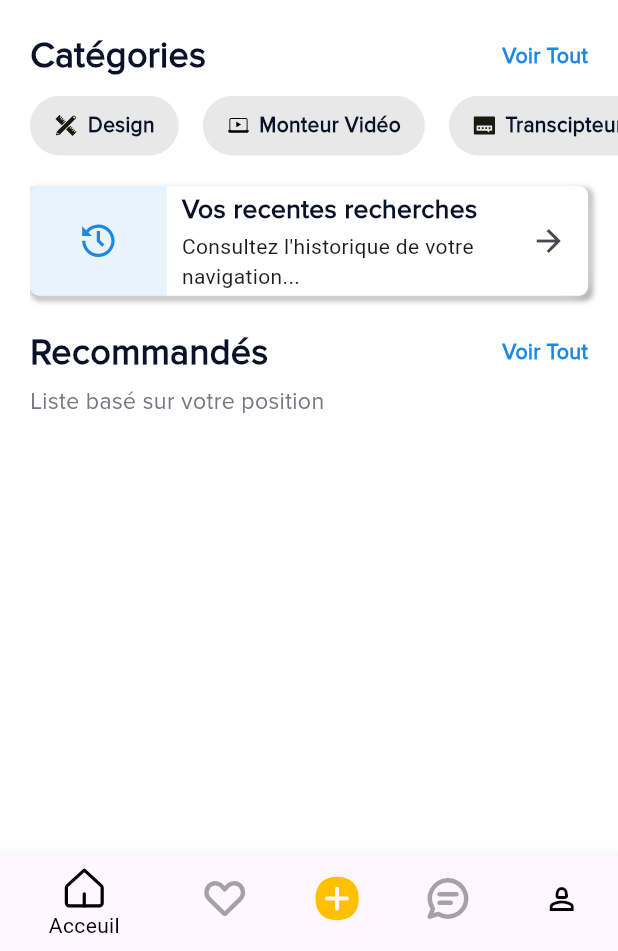
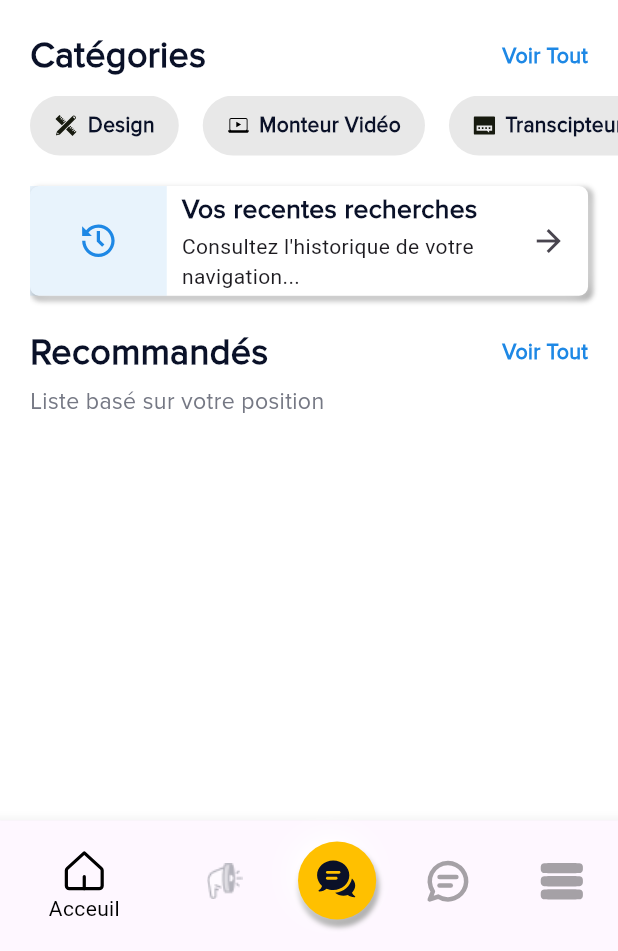
Before and after one commit to Hublot-Tech/hublot-app, a Flutter app: the HomeScrenns screen opened by its route, on a phone screen of 412 x 824 dp, the part 285-1236 px from its top. Run offline on Flutter 3.47's test engine with Material 3 defaults, Android fonts, the phone set to English and light mode, and no system bars; our stand-ins replace bloc, carousel_slider, equatable, flutter_bloc, flutter_secure_storage, flutter_svg and 2 more; missing offline and left inert: otp_input_editor; accounts and stored records are empty; network calls fail; project files that could hold a hidden picture were left out.

Commit message:
feature(ommande)

```diff
--- a/app/lib/configuration.dart
+++ b/app/lib/configuration.dart
@@ -10,7 +10,10 @@ const ktransparentColor = Color.fromRGBO(217, 217, 217, 1);
 const kgreenColor = Color.fromRGBO(51, 196, 129, 1);
 const kredColor = Color.fromRGBO(229, 57, 53, 1);
 const kcolorBoxService = Color.fromRGBO(10, 17, 40, 0.1);
+const kFiedBgColor = Color.fromRGBO(100, 100, 100, 0.15);
+const kFiedBgColor2 = Color.fromRGBO(100, 100, 100, 0.2);
 
+const kColorWhite = Colors.white;
 String baseUrl = 'https://api.hublots.co/api';
 String baseUrl2 = 'https://hublots-api-8c97109dc203.herokuapp.com/api';
 
--- a/app/lib/modules/shipping_services/page/shipping_service_screen.dart
+++ b/app/lib/modules/shipping_services/page/shipping_service_screen.dart
@@ -1,36 +1,36 @@
-import 'package:flutter/material.dart';
-import 'package:app/controller/interfaces/services.dart';
+// import 'package:flutter/material.dart';
+// import 'package:app/controller/interfaces/services.dart';
 
-class ShippingServices extends StatefulWidget {
-  const ShippingServices({Key? key, this.data}) : super(key: key);
+// class ShippingServices extends StatefulWidget {
+//   const ShippingServices({Key? key, this.data}) : super(key: key);
 
-  static String routeName = 'shipping_services';
-  final Services? data;
+//   //static String routeName = 'shipping_services';
+//   final Services? data;
 
-  @override
-  State<StatefulWidget> createState() => _ShippingServices(data: data);
-}
+//   @override
+//   State<StatefulWidget> createState() => _ShippingServices(data: data);
+// }
 
-class _ShippingServices extends State<ShippingServices> {
-  _ShippingServices({required this.data});
+// class _ShippingServices extends State<ShippingServices> {
+//   _ShippingServices({required this.data});
 
-  final Services? data;
+//   final Services? data;
 
-  @override
-  Widget build(BuildContext context) {
-    return MaterialApp(
-      debugShowCheckedModeBanner: false,
-      home: Scaffold(
-        appBar: AppBar(
-          title: const Text('Shipping Services'),
-        ),
-        body: Center(
-          child: Text(
-            data!.name,
-            style: TextStyle(color: Colors.redAccent),
-          ),
-        ),
-      ),
-    );
-  }
-}
+//   @override
+//   Widget build(BuildContext context) {
+//     return MaterialApp(
+//       debugShowCheckedModeBanner: false,
+//       home: Scaffold(
+//         appBar: AppBar(
+//           title: const Text('Shipping Services'),
+//         ),
+//         body: Center(
+//           child: Text(
+//             data!.name,
+//             style: TextStyle(color: Colors.redAccent),
+//           ),
+//         ),
+//       ),
+//     );
+//   }
+// }
--- a/app/lib/route.dart
+++ b/app/lib/route.dart
@@ -1,4 +1,3 @@
-import 'package:app/modules/shipping_services/page/shipping_service_screen.dart';
 import 'package:app/screens/part_customer/account_tab/account_tab.dart';
 import 'package:app/screens/part_customer/city_screen_choice/city_screen.dart';
 import 'package:app/screens/part_customer/language_screen/language_screen.dart';
@@ -26,5 +25,5 @@ final Map<String, WidgetBuilder> route = {
   LanguageScreen.routeName: (context) => const LanguageScreen(),
   CityScreen.routeName: (context) => const CityScreen(),
 
-  ShippingServices.routeName: (context) => const ShippingServices(),
+  //ShippingServices.routeName: (context) => const ShippingServices(),
 };
--- a/app/lib/screens/part_customer/home_screens/components/body.dart
+++ b/app/lib/screens/part_customer/home_screens/components/body.dart
@@ -1,5 +1,4 @@
 import 'package:app/blocs/auth/auth_form_bloc.dart';
-import 'package:app/blocs/auth/auth_form_event.dart';
 import 'package:app/blocs/auth/auth_form_state.dart';
 import 'package:app/blocs/service/bloc/service_bloc.dart';
 import 'package:app/controller/interfaces/prestataire.dart';
@@ -7,6 +6,7 @@ import 'package:app/controller/interfaces/services.dart';
 import 'package:app/controller/service.dart';
 import 'package:app/model/service.model.dart';
 import 'package:app/model/user.model.dart';
+import 'package:app/model/user_storage.dart';
 import 'package:app/screens/authentification/code_phone_screen/code_phone_screen.dart';
 import 'package:app/screens/part_customer/description_service/description_service_screen.dart';
 import 'package:app/services/toastServices.dart';
@@ -67,7 +67,8 @@ class _BodyState extends State<Body> {
     List<Service> list = [];
    // context.read<AuthBloc>().add(AuthGetCurrentUserEvent());
     User user = User.empty();
-  bool isLoading = true;
+     UserStorage userStorage = UserStorage();
+ bool isLoading = true;
     return RefreshIndicator(
       onRefresh: _refresh,
       color: Colors.white,
@@ -77,7 +78,8 @@ class _BodyState extends State<Body> {
           if (state is AuthUserProfile) {
             isLoading = false;
             user = state.user;
-
+            userStorage.storeUserData(
+                user.id!, user.verificationStatus!, user.email!, user.fullname);
             if (!user.isOTPVerified!) {
               Navigator.push(
                   context,
--- a/app/lib/screens/part_customer/home_screens/components/home_screen.dart
+++ b/app/lib/screens/part_customer/home_screens/components/home_screen.dart
@@ -1,6 +1,7 @@
 import 'package:app/blocs/auth/auth_form_bloc.dart';
 import 'package:app/blocs/auth/auth_form_event.dart';
 import 'package:app/blocs/service/bloc/service_bloc.dart';
+import 'package:app/configuration.dart';
 import 'package:app/screens/part_customer/account_tab/account_tab.dart';
 import 'package:app/size_configuration.dart';
 import 'package:flutter/material.dart';
@@ -49,42 +50,64 @@ class _HomeScrennsState extends State<HomeScrenns> {
           const AccountTab()
         ][_currentIndex],
         bottomNavigationBar: BottomNavigationBar(
-          backgroundColor: Colors.amber,
+            backgroundColor: kyellowColor,
             selectedItemColor: Colors.black,
             onTap: (value) => setCurrentIndex(value),
             currentIndex: _currentIndex,
             items: [
               BottomNavigationBarItem(
-              icon: SvgPicture.asset("img/home-3--home-house-roof-shelter.svg"),
+                icon:
+                    SvgPicture.asset("img/home-3--home-house-roof-shelter.svg"),
                 label: "Acceuil",
                 activeIcon: SvgPicture.asset("img/home-3 1.svg"),
               ),
               BottomNavigationBarItem(
-              icon: SvgPicture.asset("img/Vector (3).svg"),
+                icon: Image.asset('img/Group 56.png'),
                 label: "Favoris",
-              activeIcon: SvgPicture.asset("img/favorite-heart 1.svg"),
+                activeIcon: Image.asset('img/Group 56.png'),
               ),
               BottomNavigationBarItem(
-              icon: SvgPicture.asset("img/add-circle 1.svg"),
-              label: "Ajouter",
+                icon: Stack(
+                  children: [
+                    Container(
+                      width: 52.13,
+                      height: 52.01,
+                      decoration: BoxDecoration(
+                          borderRadius: BorderRadius.circular(51),
+                          color: kyellowColor,
+                          boxShadow: [
+                            BoxShadow(
+                              color: Colors.grey.shade500,
+                              blurRadius: 2,
+                              offset: const Offset(1.0, 4.0),
+                              spreadRadius: 1.0,
+                            ),
+                            const BoxShadow(
+                              color: Colors.white,
+                              blurRadius: 15,
+                              offset: Offset(-4.0, -4.0),
+                              spreadRadius: 1.0,
+                            )
+                          ]),
+                    ),
+                    Positioned(
+                        top: 12,
+                        left: 12,
+                        child: Center(
+                            child: SvgPicture.asset("img/msg-icon.svg"))),
+                  ],
+                ),
+                label: "",
               ),
               BottomNavigationBarItem(
                   icon: SvgPicture.asset("img/chat.svg"),
                   label: "Discussion",
                   activeIcon:
                       SvgPicture.asset("img/chat-bubble-text-oval 1.svg")),
-            const BottomNavigationBarItem(
-              icon: Icon(
-                Icons.person_2_outlined,
-                color: Colors.black,
+              BottomNavigationBarItem(
+                icon: SvgPicture.asset('img/hamburger-icon.svg'),
+                label: "Menu",
               ),
-              label: "Compte",
-              activeIcon: Icon(
-                Icons.person_2,
-                color: Colors.black,
-              ),
-            ),
-          ]),
-    );
+            ]));
   }
 }
--- a/app/lib/screens/presentation_screens/components/body.dart
+++ b/app/lib/screens/presentation_screens/components/body.dart
@@ -22,7 +22,7 @@ class _BodyState extends State<Body> {
   void initState() {
     super.initState();
     splahDatas = hublotProviderApi.getSplashData();
-    debugPrint(splahDatas.length.toString());
+
   }
 
   @override
--- a/app/lib/services/authService.dart
+++ b/app/lib/services/authService.dart
@@ -74,8 +74,8 @@ class AuthService {
       if (response.statusCode == 201) {
         // Rafraîchissement réussi : mets à jour l'access token
         final responseData = jsonDecode(response.body);
-        final newAccessToken = responseData['accessToken'];
-        final newRefreshToken = responseData['refreshToken'];
+        final newAccessToken = responseData['data']['accessToken'];
+        final newRefreshToken = responseData['data']['refreshToken'];
         await storage.write(key: 'accessToken', value: newAccessToken);
         await storage.write(key: 'refreshToken', value: newRefreshToken);
         await saveTokenAndExpiry(newAccessToken, newRefreshToken, 24);
--- a/app/pubspec.yaml
+++ b/app/pubspec.yaml
@@ -47,6 +47,7 @@ dependencies:
   flutter_bloc: ^8.1.6
   fluttertoast: ^8.2.5
   otp_input_editor: ^0.0.9
+  carousel_slider: ^5.0.0
 
 
 dev_dependencies:
```
Also changed, not shown: app/lib/model/user_storage.dart (added, +28 -0 lines), app/lib/screens/part_customer/commande_screen/commande_screen.dart (added, +23 -0 lines), app/lib/screens/part_customer/commande_screen/components/body.dart (added, +401 -0 lines), app/lib/screens/part_customer/description_service/components/body.dart (+22 -56 lines), app/lib/screens/part_customer/description_service/components/offer_botton.dart (added, +52 -0 lines), app/lib/screens/part_customer/home_screens/components/card_service_prestataire.dart (+2 -6 lines), app/img/Group 56.png (added), app/pubspec.lock. Lines whose indentation alone changed are shown as unchanged.
